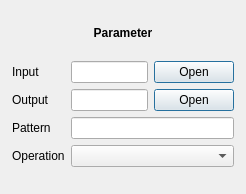
patrickziegler/mediacopier, file mediacopier-cli/common/src/ui/param.ui: the form before one commit.
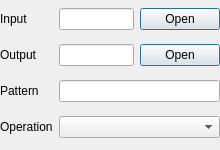
The form after the commit.

What changed in the file:
```diff
--- a/mediacopier-cli/common/src/ui/param.ui
+++ b/mediacopier-cli/common/src/ui/param.ui
@@ -2,59 +2,28 @@
 <ui version="4.0">
  <author>Patrick Ziegler</author>
  <class>MediaCopierParam</class>
- <widget class="QFrame" name="MediaCopierParam">
+ <widget class="QWidget" name="MediaCopierParam">
   <property name="geometry">
    <rect>
     <x>0</x>
     <y>0</y>
-    <width>246</width>
-    <height>194</height>
+    <width>220</width>
+    <height>150</height>
    </rect>
   </property>
-  <property name="windowTitle">
-   <string>Frame</string>
-  </property>
-  <layout class="QVBoxLayout" name="verticalLayout_3">
+  <layout class="QGridLayout" name="gridLayout">
    <property name="leftMargin">
-    <number>12</number>
+    <number>0</number>
+   </property>
+   <property name="topMargin">
+    <number>0</number>
    </property>
    <property name="rightMargin">
-    <number>12</number>
+    <number>0</number>
    </property>
    <property name="bottomMargin">
-    <number>12</number>
+    <number>0</number>
    </property>
-   <item>
-    <widget class="QLabel" name="label_2">
-     <property name="sizePolicy">
-      <sizepolicy hsizetype="Preferred" vsizetype="Maximum">
-       <horstretch>0</horstretch>
-       <verstretch>0</verstretch>
-      </sizepolicy>
-     </property>
-     <property name="font">
-      <font>
-       <weight>75</weight>
-       <bold>true</bold>
-      </font>
-     </property>
-     <property name="text">
-      <string>Parameter</string>
-     </property>
-     <property name="alignment">
-      <set>Qt::AlignCenter</set>
-     </property>
-    </widget>
-   </item>
-   <item>
-    <layout class="QGridLayout" name="gridLayout">
-     <item row="1" column="0">
-      <widget class="QLabel" name="dirsOutputDirLabel">
-       <property name="text">
-        <string>Output</string>
-       </property>
-      </widget>
-     </item>
      <item row="0" column="0">
       <widget class="QLabel" name="dirsInputDirLabel">
        <property name="text">
@@ -62,9 +31,45 @@
        </property>
       </widget>
      </item>
+   <item row="0" column="1">
+    <widget class="QLineEdit" name="dirsInputDirText"/>
+   </item>
+   <item row="0" column="2">
+    <widget class="QDialogButtonBox" name="dirsInputDirButton">
+     <property name="sizePolicy">
+      <sizepolicy hsizetype="Maximum" vsizetype="Fixed">
+       <horstretch>0</horstretch>
+       <verstretch>0</verstretch>
+      </sizepolicy>
+     </property>
+     <property name="standardButtons">
+      <set>QDialogButtonBox::Open</set>
+     </property>
+    </widget>
+   </item>
+   <item row="1" column="0">
+    <widget class="QLabel" name="dirsOutputDirLabel">
+     <property name="text">
+      <string>Output</string>
+     </property>
+    </widget>
+   </item>
      <item row="1" column="1">
       <widget class="QLineEdit" name="dirsOutputDirText"/>
      </item>
+   <item row="1" column="2">
+    <widget class="QDialogButtonBox" name="dirsOutputDirButton">
+     <property name="sizePolicy">
+      <sizepolicy hsizetype="Maximum" vsizetype="Fixed">
+       <horstretch>0</horstretch>
+       <verstretch>0</verstretch>
+      </sizepolicy>
+     </property>
+     <property name="standardButtons">
+      <set>QDialogButtonBox::Open</set>
+     </property>
+    </widget>
+   </item>
      <item row="2" column="0">
       <widget class="QLabel" name="paramBaseFormatLabel">
        <property name="text">
@@ -72,35 +77,6 @@
        </property>
       </widget>
      </item>
-     <item row="0" column="1">
-      <widget class="QLineEdit" name="dirsInputDirText"/>
-     </item>
-     <item row="1" column="2">
-      <widget class="QDialogButtonBox" name="dirsOutputDirButton">
-       <property name="sizePolicy">
-        <sizepolicy hsizetype="Maximum" vsizetype="Fixed">
-         <horstretch>0</horstretch>
-         <verstretch>0</verstretch>
-        </sizepolicy>
-       </property>
-       <property name="standardButtons">
-        <set>QDialogButtonBox::Open</set>
-       </property>
-      </widget>
-     </item>
-     <item row="0" column="2">
-      <widget class="QDialogButtonBox" name="dirsInputDirButton">
-       <property name="sizePolicy">
-        <sizepolicy hsizetype="Maximum" vsizetype="Fixed">
-         <horstretch>0</horstretch>
-         <verstretch>0</verstretch>
-        </sizepolicy>
-       </property>
-       <property name="standardButtons">
-        <set>QDialogButtonBox::Open</set>
-       </property>
-      </widget>
-     </item>
      <item row="3" column="0">
       <widget class="QLabel" name="paramCommandLabel">
        <property name="text">
@@ -119,8 +95,6 @@
       <widget class="QComboBox" name="paramCommand"/>
      </item>
     </layout>
-   </item>
-  </layout>
  </widget>
  <resources/>
  <connections/>
```
Left out of the diff: 8 changed lines with no effect on the pictures. Lines whose indentation alone changed are shown as unchanged.
